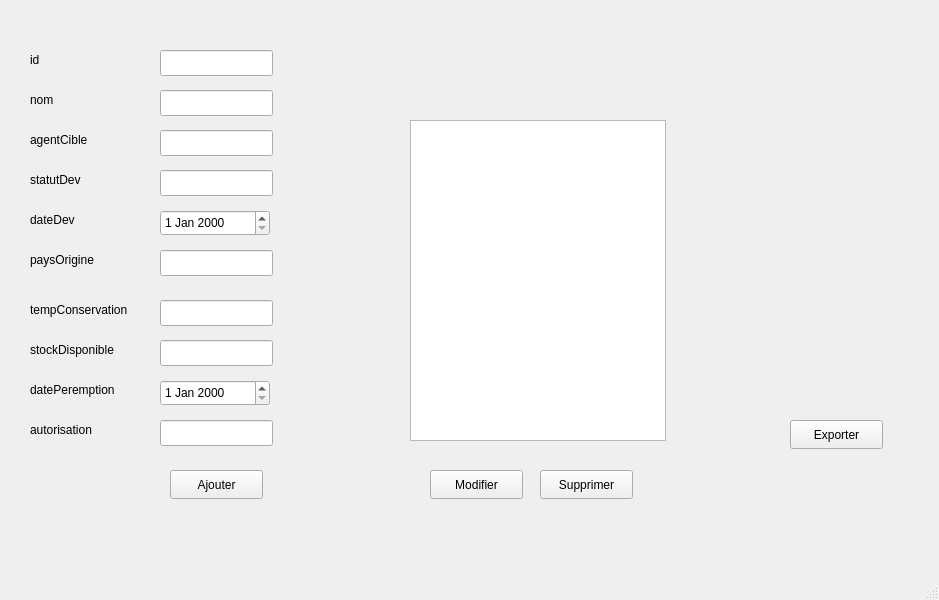
The window that vaccin.ui (ProjetCPP-S2-2A15/projetcpp2a15-vaccicare) describes before a commit, drawn with Qt 5.
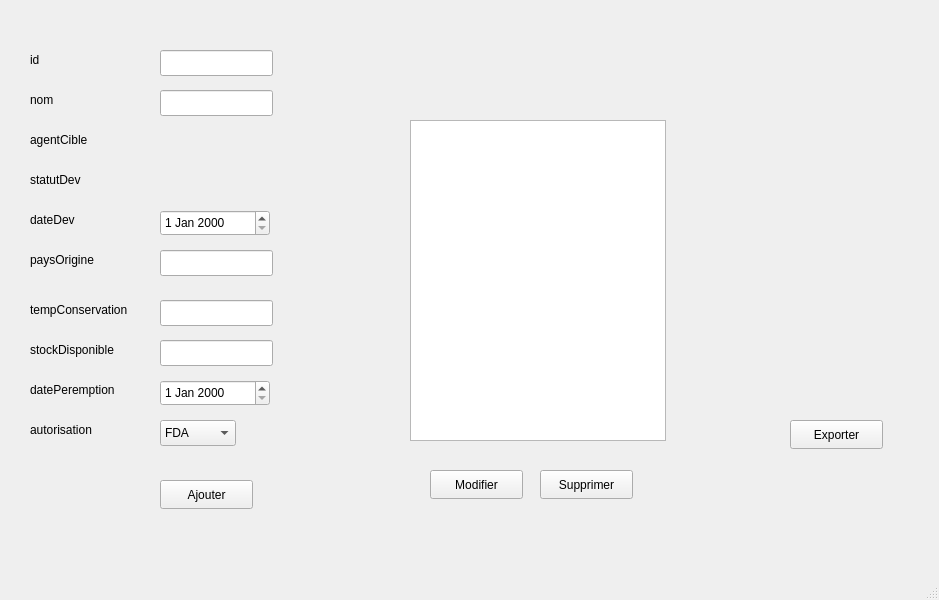
The same window after the commit.

Patch:
```diff
--- a/vaccin.ui
+++ b/vaccin.ui
@@ -34,26 +34,6 @@
      </rect>
     </property>
    </widget>
-   <widget class="QLineEdit" name="lineEdit_3">
-    <property name="geometry">
-     <rect>
-      <x>160</x>
-      <y>130</y>
-      <width>113</width>
-      <height>26</height>
-     </rect>
-    </property>
-   </widget>
-   <widget class="QLineEdit" name="lineEdit_4">
-    <property name="geometry">
-     <rect>
-      <x>160</x>
-      <y>170</y>
-      <width>113</width>
-      <height>26</height>
-     </rect>
-    </property>
-   </widget>
    <widget class="QLineEdit" name="lineEdit_6">
     <property name="geometry">
      <rect>
@@ -84,16 +64,6 @@
      </rect>
     </property>
    </widget>
-   <widget class="QLineEdit" name="lineEdit_10">
-    <property name="geometry">
-     <rect>
-      <x>160</x>
-      <y>420</y>
-      <width>113</width>
-      <height>26</height>
-     </rect>
-    </property>
-   </widget>
    <widget class="QLabel" name="label">
     <property name="geometry">
      <rect>
@@ -247,8 +217,8 @@
    <widget class="QPushButton" name="pushButton">
     <property name="geometry">
      <rect>
-      <x>170</x>
-      <y>470</y>
+      <x>160</x>
+      <y>480</y>
       <width>93</width>
       <height>29</height>
      </rect>
@@ -306,6 +276,41 @@
      <string>Exporter</string>
     </property>
    </widget>
+   <widget class="QComboBox" name="comboBox_3">
+    <property name="geometry">
+     <rect>
+      <x>160</x>
+      <y>420</y>
+      <width>76</width>
+      <height>26</height>
+     </rect>
+    </property>
+    <item>
+     <property name="text">
+      <string>FDA </string>
+     </property>
+    </item>
+    <item>
+     <property name="text">
+      <string>EMA </string>
+     </property>
+    </item>
+    <item>
+     <property name="text">
+      <string>OMS </string>
+     </property>
+    </item>
+    <item>
+     <property name="text">
+      <string>ANSM </string>
+     </property>
+    </item>
+    <item>
+     <property name="text">
+      <string>Autre</string>
+     </property>
+    </item>
+   </widget>
   </widget>
   <widget class="QMenuBar" name="menubar">
    <property name="geometry">
```
